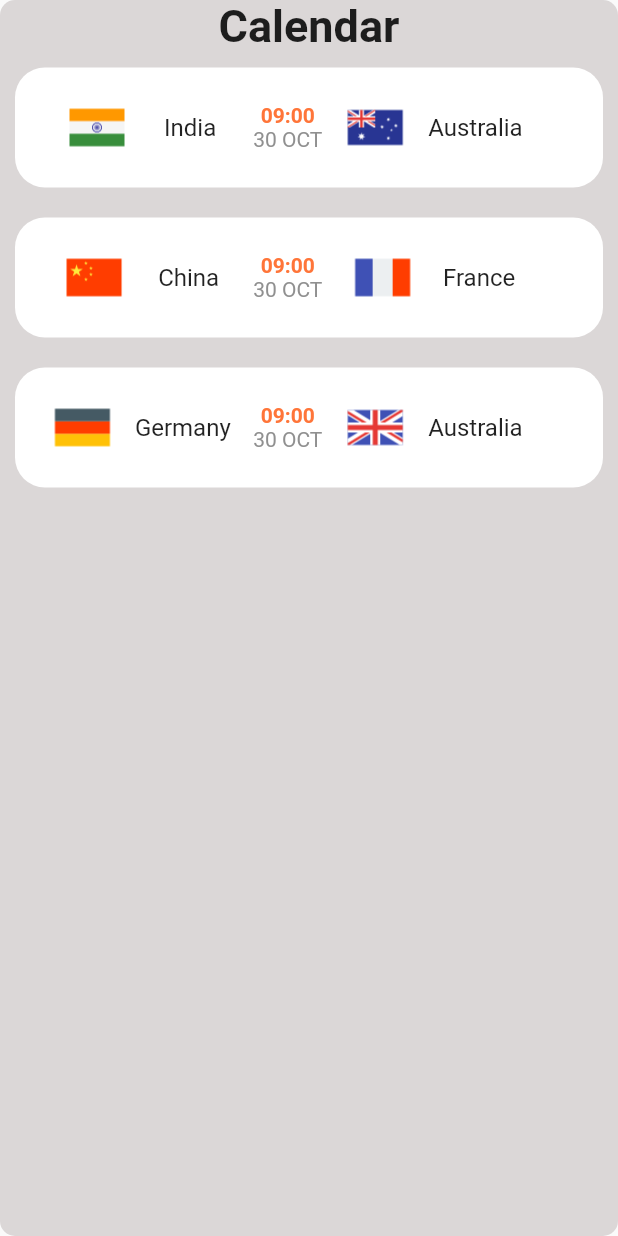
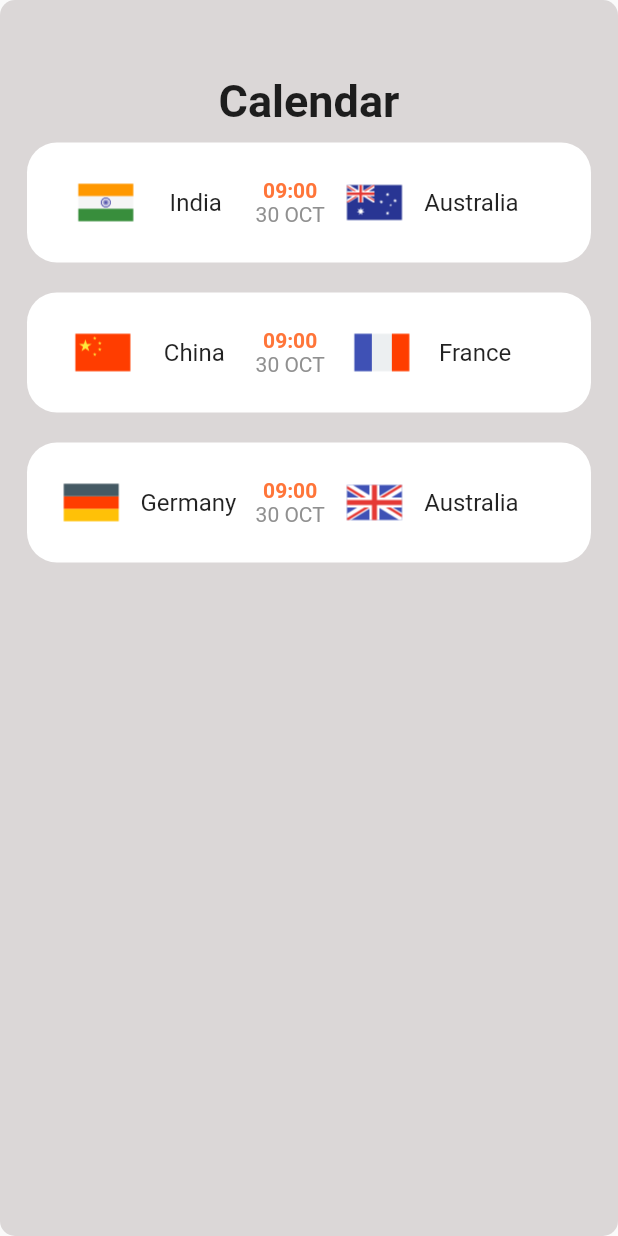
Before and after one commit to Bimal022/khel_darpan, a Flutter app: the CalenderPage screen opened directly, on a phone screen of 412 x 824 dp. Run offline on Flutter 3.47's test engine with Material 2 defaults, Android fonts, the light colour scheme and no system bars; our stand-ins replace cloud_firestore, firebase_auth, firebase_core, font_awesome_flutter, google_sign_in; accounts and stored records are empty.

Commit message:
Padding added

```diff
--- a/lib/screens/CalenderPage.dart
+++ b/lib/screens/CalenderPage.dart
@@ -10,6 +10,7 @@ class CalenderPage extends StatelessWidget {
   Widget build(BuildContext context) {
     return Scaffold(
         body: Container(
+      padding: EdgeInsets.only(top: 50, left: 8, right: 8),
       decoration: BoxDecoration(
         color: backgroundColor,
         borderRadius: BorderRadius.circular(10),
--- a/lib/screens/MedalsPage.dart
+++ b/lib/screens/MedalsPage.dart
@@ -10,6 +10,7 @@ class MedalsPage extends StatelessWidget {
     return Scaffold(
       body: SafeArea(
         child: Container(
+          padding: EdgeInsets.only(top: 50, left: 8, right: 8),
           width: double.infinity,
           decoration: BoxDecoration(
             color: backgroundColor,
```
